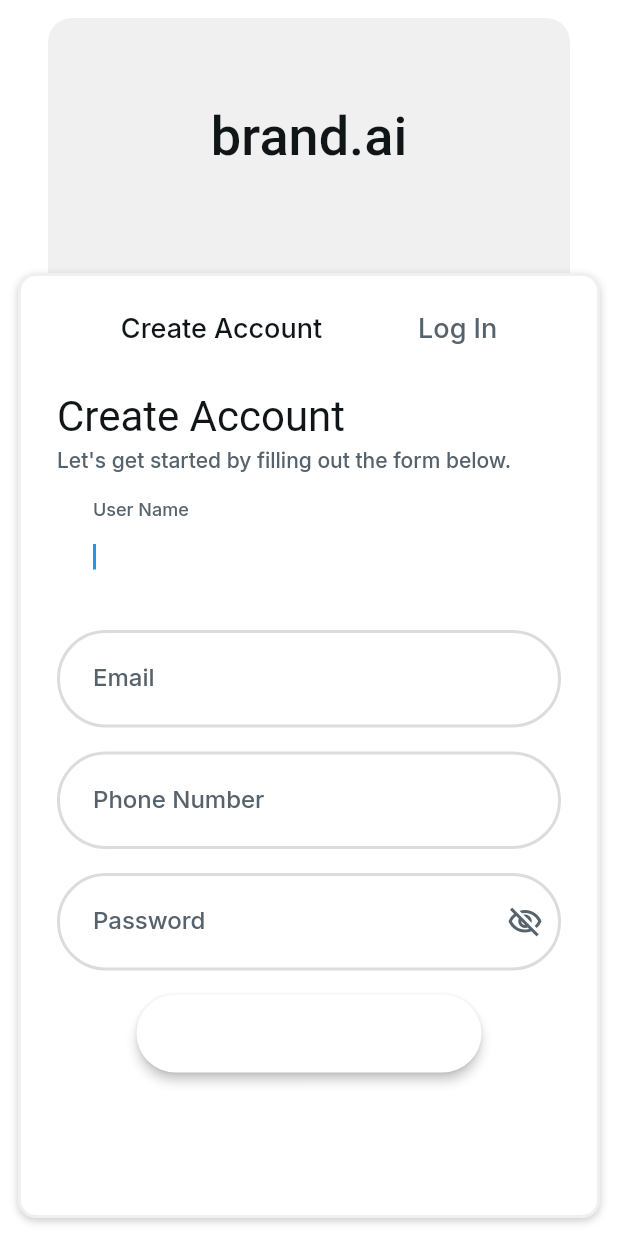
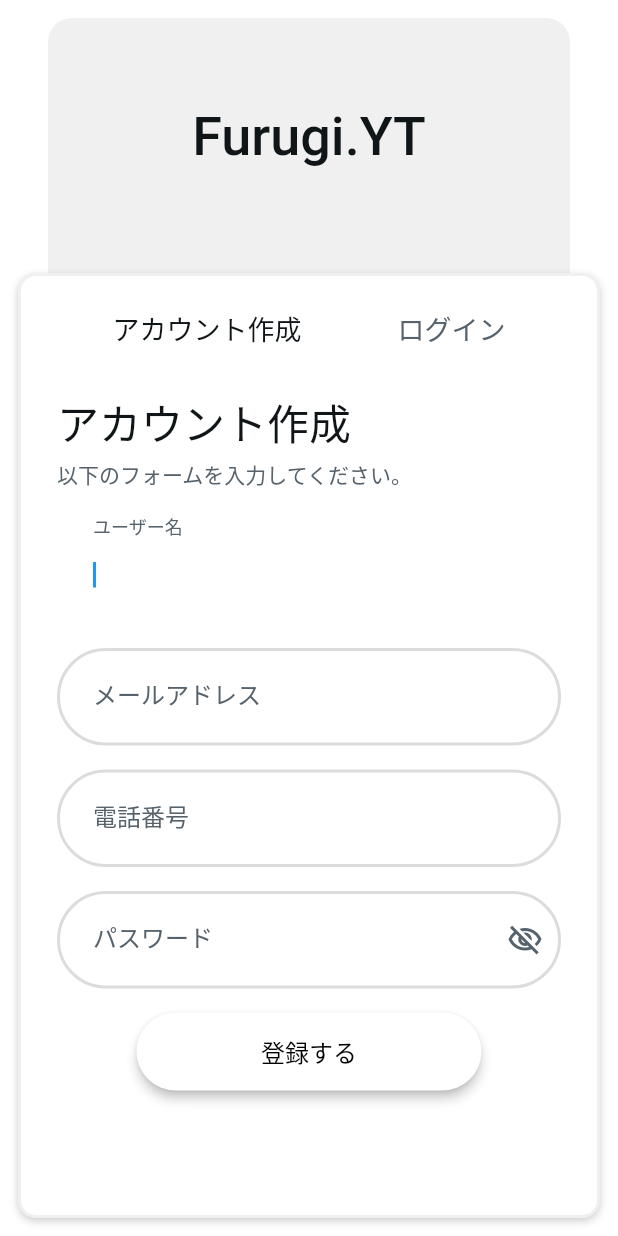
Before and after one commit to YutaTomatsu/furugi, a Flutter app: the SignUpWidget screen opened by its route, on a phone screen of 412 x 824 dp. Run offline on Flutter 3.47's test engine with Material 3 defaults, Android fonts, the phone set to English and light mode, and no system bars; drawn by our look-alikes of auto_size_text, flutter_animate; our stand-ins replace cached_network_image, cloud_firestore, cloud_functions, dropdown_button2, equatable, file_picker and 22 more; missing offline and left inert: firebase_app_check, flutter_google_places, flutter_stripe, flutterflow_colorpicker, google_api_headers, google_maps_webservice and 2 more; accounts and stored records are empty; network calls fail; Roboto replaces fonts that are missing (Readex Pro); statements that could not run were skipped.

Commit message:
アカウント作成画面、ログイン画面変更

```diff
--- a/lib/pages/signup_login/sign_up/sign_up_widget.dart
+++ b/lib/pages/signup_login/sign_up/sign_up_widget.dart
@@ -143,7 +143,8 @@
           child: Stack(
             children: [
               Padding(
-                padding: const EdgeInsetsDirectional.fromSTEB(32.0, 12.0, 32.0, 32.0),
+                padding: const EdgeInsetsDirectional.fromSTEB(
+                    32.0, 12.0, 32.0, 32.0),
                 child: Container(
                   width: double.infinity,
                   height: 230.0,
@@ -153,10 +154,10 @@
                   ),
                   alignment: const AlignmentDirectional(0.0, 0.0),
                   child: Padding(
-                    padding:
-                        const EdgeInsetsDirectional.fromSTEB(0.0, 0.0, 0.0, 72.0),
+                    padding: const EdgeInsetsDirectional.fromSTEB(
+                        0.0, 0.0, 0.0, 72.0),
                     child: Text(
-                      'brand.ai',
+                      'Furugi.YT',
                       style: FlutterFlowTheme.of(context).displaySmall.override(
                             fontFamily: 'Readex Pro',
                             letterSpacing: 0.0,
@@ -168,7 +169,8 @@
               Align(
                 alignment: const AlignmentDirectional(0.0, -1.0),
                 child: Padding(
-                  padding: const EdgeInsetsDirectional.fromSTEB(0.0, 170.0, 0.0, 0.0),
+                  padding: const EdgeInsetsDirectional.fromSTEB(
+                      0.0, 170.0, 0.0, 0.0),
                   child: SingleChildScrollView(
                     child: Column(
                       mainAxisSize: MainAxisSize.max,
@@ -239,10 +241,10 @@
                                       indicatorWeight: 3.0,
                                       tabs: const [
                                         Tab(
-                                          text: 'Create Account',
+                                          text: 'アカウント作成',
                                         ),
                                         Tab(
-                                          text: 'Log In',
+                                          text: 'ログイン',
                                         ),
                                       ],
                                       controller: _model.tabBarController,
@@ -256,11 +258,11 @@
                                       controller: _model.tabBarController,
                                       children: [
                                         Align(
-                                          alignment:
-                                              const AlignmentDirectional(0.0, -1.0),
+                                          alignment: const AlignmentDirectional(
+                                              0.0, -1.0),
                                           child: Padding(
-                                            padding:
-                                                const EdgeInsetsDirectional.fromSTEB(
+                                            padding: const EdgeInsetsDirectional
+                                                .fromSTEB(
                                                 24.0, 16.0, 24.0, 0.0),
                                             child: SingleChildScrollView(
                                               child: Column(
@@ -283,7 +285,7 @@
                                                       ),
                                                     ),
                                                   Text(
-                                                    'Create Account',
+                                                    'アカウント作成',
                                                     textAlign: TextAlign.start,
                                                     style: FlutterFlowTheme.of(
                                                             context)
@@ -300,7 +302,7 @@
                                                             .fromSTEB(0.0, 4.0,
                                                             0.0, 24.0),
                                                     child: Text(
-                                                      'Let\'s get started by filling out the form below.',
+                                                      '以下のフォームを入力してください。',
                                                       textAlign:
                                                           TextAlign.start,
                                                       style: FlutterFlowTheme
@@ -331,8 +333,7 @@
                                                         obscureText: false,
                                                         decoration:
                                                             InputDecoration(
-                                                          labelText:
-                                                              'User Name',
+                                                          labelText: 'ユーザー名',
                                                           labelStyle:
                                                               FlutterFlowTheme.of(
                                                                       context)
@@ -404,8 +405,8 @@
                                                                   .of(context)
                                                               .secondaryBackground,
                                                           contentPadding:
-                                                              const EdgeInsets.all(
-                                                                  24.0),
+                                                              const EdgeInsets
+                                                                  .all(24.0),
                                                         ),
                                                         style:
                                                             FlutterFlowTheme.of(
@@ -446,7 +447,7 @@
                                                         obscureText: false,
                                                         decoration:
                                                             InputDecoration(
-                                                          labelText: 'Email',
+                                                          labelText: 'メールアドレス',
                                                           labelStyle:
                                                               FlutterFlowTheme.of(
                                                                       context)
@@ -518,8 +519,8 @@
                                                                   .of(context)
                                                               .secondaryBackground,
                                                           contentPadding:
-                                                              const EdgeInsets.all(
-                                                                  24.0),
+                                                              const EdgeInsets
+                                                                  .all(24.0),
                                                         ),
                                                         style:
                                                             FlutterFlowTheme.of(
@@ -560,8 +561,7 @@
                                                         obscureText: false,
                                                         decoration:
                                                             InputDecoration(
-                                                          labelText:
-                                                              'Phone Number',
+                                                          labelText: '電話番号',
                                                           labelStyle:
                                                               FlutterFlowTheme.of(
                                                                       context)
@@ -633,8 +633,8 @@
                                                                   .of(context)
                                                               .secondaryBackground,
                                                           contentPadding:
-                                                              const EdgeInsets.all(
-                                                                  24.0),
+                                                              const EdgeInsets
+                                                                  .all(24.0),
                                                         ),
                                                         style:
                                                             FlutterFlowTheme.of(
@@ -676,7 +676,7 @@
                                                             .passwordCreateVisibility,
                                                         decoration:
                                                             InputDecoration(
-                                                          labelText: 'Password',
+                                                          labelText: 'パスワード',
                                                           labelStyle:
                                                               FlutterFlowTheme.of(
                                                                       context)
@@ -748,8 +748,8 @@
                                                                   .of(context)
                                                               .secondaryBackground,
                                                           contentPadding:
-                                                              const EdgeInsets.all(
-                                                                  24.0),
+                                                              const EdgeInsets
+                                                                  .all(24.0),
                                                           suffixIcon: InkWell(
                                                             onTap: () =>
                                                                 safeSetState(
@@ -798,11 +798,8 @@
                                                     child: Padding(
                                                       padding:
                                                           const EdgeInsetsDirectional
-                                                              .fromSTEB(
-                                                                  0.0,
-                                                                  0.0,
-                                                                  0.0,
-                                                                  16.0),
+                                                              .fromSTEB(0.0,
+                                                              0.0, 0.0, 16.0),
                                                       child: FFButtonWidget(
                                                         onPressed: () async {
                                                           GoRouter.of(context)
@@ -843,7 +840,7 @@
                                                               'HomePage',
                                                               context.mounted);
                                                         },
-                                                        text: 'Get Started',
+                                                        text: '登録する',
                                                         options:
                                                             FFButtonOptions(
                                                           width: 230.0,
@@ -873,7 +870,7 @@
                                                                     fontFamily:
                                                                         'Inter',
                                                                     color: Colors
-                                                                        .white,
+                                                                        .black,
                                                                     letterSpacing:
                                                                         0.0,
                                                                   ),
@@ -899,11 +896,11 @@
                                           ),
                                         ),
                                         Align(
-                                          alignment:
-                                              const AlignmentDirectional(0.0, -1.0),
+                                          alignment: const AlignmentDirectional(
+                                              0.0, -1.0),
                                           child: Padding(
-                                            padding:
-                                                const EdgeInsetsDirectional.fromSTEB(
+                                            padding: const EdgeInsetsDirectional
+                                                .fromSTEB(
                                                 24.0, 16.0, 24.0, 0.0),
                                             child: SingleChildScrollView(
                                               child: Column(
@@ -926,7 +923,7 @@
                                                       ),
                                                     ),
                                                   Text(
-                                                    'Welcome Back',
+                                                    'ようこそ！',
                                                     textAlign: TextAlign.start,
                                                     style: FlutterFlowTheme.of(
                                                             context)
@@ -943,7 +940,7 @@
                                                             .fromSTEB(0.0, 4.0,
                                                             0.0, 24.0),
                                                     child: Text(
-                                                      'Fill out the information below in order to access your account.',
+                                                      '以下の情報を入力して、ログインしてください。',
                                                       textAlign:
                                                           TextAlign.start,
                                                       style: FlutterFlowTheme
@@ -974,7 +971,7 @@
                                                         obscureText: false,
                                                         decoration:
                                                             InputDecoration(
-                                                          labelText: 'Email',
+                                                          labelText: 'メールアドレス',
                                                           labelStyle:
                                                               FlutterFlowTheme.of(
                                                                       context)
@@ -1093,7 +1090,7 @@
                                                             .passwordVisibility,
                                                         decoration:
                                                             InputDecoration(
-                                                          labelText: 'Password',
+                                                          labelText: 'パスワード',
                                                           labelStyle:
                                                               FlutterFlowTheme.of(
                                                                       context)
@@ -1219,11 +1216,8 @@
                                                     child: Padding(
                                                       padding:
                                                           const EdgeInsetsDirectional
-                                                              .fromSTEB(
-                                                                  0.0,
-                                                                  0.0,
-                                                                  0.0,
-                                                                  16.0),
+                                                              .fromSTEB(0.0,
+                                                              0.0, 0.0, 16.0),
                                                       child: FFButtonWidget(
                                                         onPressed: () async {
                                                           GoRouter.of(context)
@@ -1248,7 +1242,7 @@
                                                               'HomePage',
                                                               context.mounted);
                                                         },
-                                                        text: 'Sign In',
+                                                        text: 'サインイン',
                                                         options:
                                                             FFButtonOptions(
                                                           width: 230.0,
@@ -1278,7 +1272,7 @@
                                                                     fontFamily:
                                                                         'Inter',
                                                                     color: Colors
-                                                                        .white,
+                                                                        .black,
                                                                     letterSpacing:
                                                                         0.0,
                                                                   ),
@@ -1304,13 +1298,10 @@
                                                     child: Padding(
                                                       padding:
                                                           const EdgeInsetsDirectional
-                                                              .fromSTEB(
-                                                                  16.0,
-                                                                  0.0,
-                                                                  16.0,
-                                                                  24.0),
+                                                              .fromSTEB(16.0,
+                                                              0.0, 16.0, 24.0),
                                                       child: Text(
-                                                        'Or sign in with',
+                                                        'ーまたはー',
                                                         textAlign:
                                                             TextAlign.center,
                                                         style:
@@ -1375,8 +1366,7 @@
                                                                   context
                                                                       .mounted);
                                                             },
-                                                            text:
-                                                                'Continue with Google',
+                                                            text: 'Googleで続ける',
                                                             icon: const FaIcon(
                                                               FontAwesomeIcons
                                                                   .google,
@@ -1465,8 +1455,9 @@
                                                                             .mounted);
                                                                   },
                                                                   text:
-                                                                      'Continue with Apple',
-                                                                  icon: const FaIcon(
+                                                                      'Apple で続ける',
+                                                                  icon:
+                                                                      const FaIcon(
                                                                     FontAwesomeIcons
                                                                         .apple,
                                                                     size: 20.0,
@@ -1484,7 +1475,8 @@
                                                                         0.0,
                                                                         0.0),
                                                                     iconPadding:
-                                                                        const EdgeInsetsDirectional.fromSTEB(
+                                                                        const EdgeInsetsDirectional
+                                                                            .fromSTEB(
                                                                             0.0,
                                                                             0.0,
                                                                             0.0,
@@ -1532,11 +1524,8 @@
                                                     child: Padding(
                                                       padding:
                                                           const EdgeInsetsDirectional
-                                                              .fromSTEB(
-                                                                  0.0,
-                                                                  0.0,
-                                                                  0.0,
-                                                                  16.0),
+                                                              .fromSTEB(0.0,
+                                                              0.0, 0.0, 16.0),
                                                       child: FFButtonWidget(
                                                         onPressed: () async {
                                                           GoRouter.of(context)
@@ -1554,7 +1543,7 @@
                                                               context.mounted);
                                                         },
                                                         text:
-                                                            'Forgot Password?',
+                                                            'パスワードをお忘れの方はこちらへ',
                                                         options:
                                                             FFButtonOptions(
                                                           height: 44.0,
```
Lines whose indentation alone changed are shown as unchanged.
